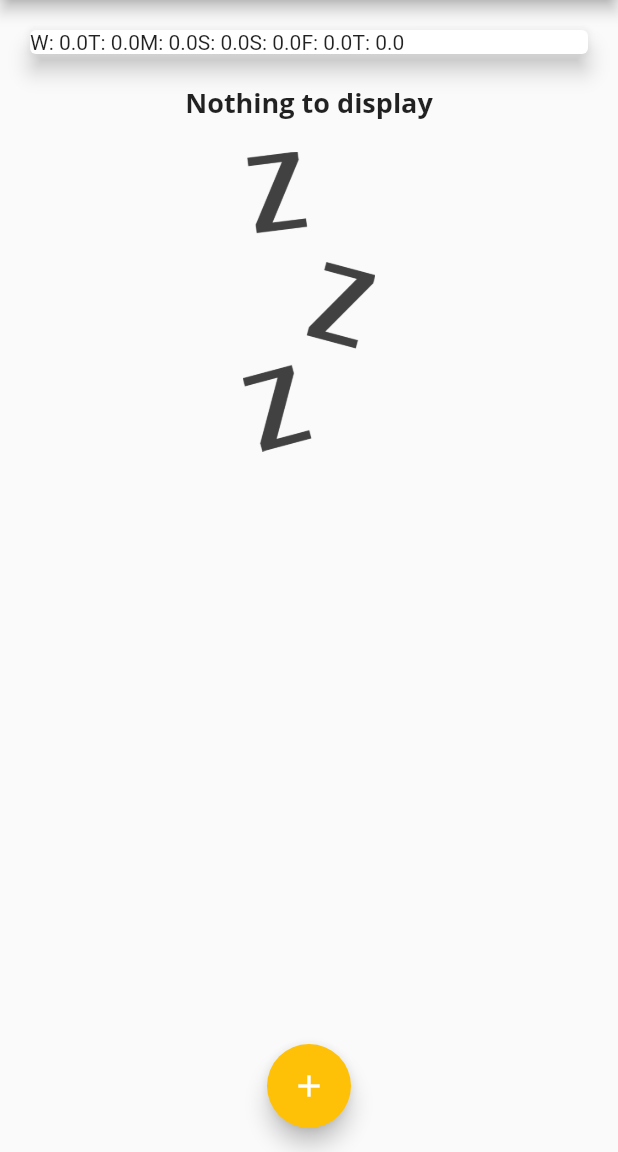
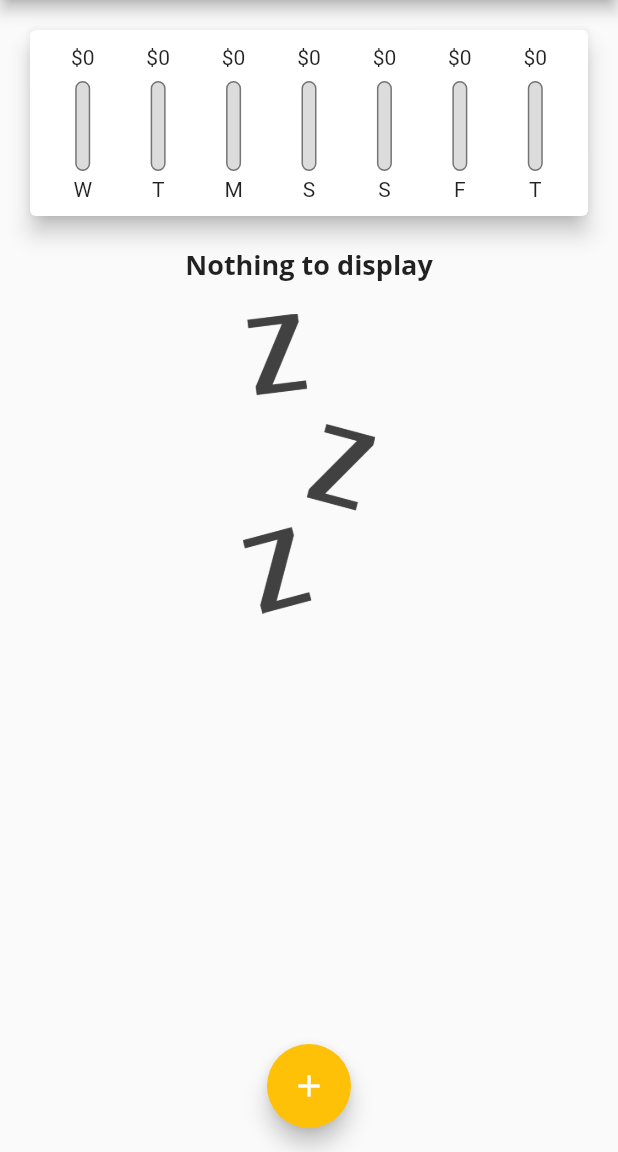
Before and after one commit to raman04-byte/chores, a Flutter app: the screen it shows after launch, on a phone screen of 412 x 824 dp, the part 84-1236 px from its top. Run offline on Flutter 3.47's test engine with Material 2 defaults, Android fonts, the light colour scheme and no system bars; Roboto replaces fonts that are missing (Open Sans).

Commit message:
Completed the chart bar

```diff
--- a/lib/main.dart
+++ b/lib/main.dart
@@ -78,7 +78,7 @@ class _MyHomePageState extends State<MyHomePage> {
     return _userTransaction.where((tx) {
       return tx.date.isAfter(
         DateTime.now().subtract(
-          Duration(days: 7),
+          const Duration(days: 7),
         ),
       );
     }).toList();
--- a/lib/widgets/chart.dart
+++ b/lib/widgets/chart.dart
@@ -2,25 +2,40 @@ import 'package:flutter/material.dart';
 import 'package:intl/intl.dart';
 
 import '../models/transaction.dart';
+import 'chart_bar.dart';
 
-class Chart extends StatelessWidget {
+class Chart extends StatefulWidget {
   List<Transation> recentTransations = [];
   Chart(this.recentTransations, {super.key});
 
+  @override
+  State<Chart> createState() => _ChartState();
+}
+
+class _ChartState extends State<Chart> {
   List<Map<String, Object>> get groupedTransactionValues {
     return List.generate(7, (index) {
       final weekday = DateTime.now().subtract(
         Duration(days: index),
       );
       double totalSum = 0.0;
-      for (var i = 0; i < recentTransations.length; i++) {
-        if (recentTransations[i].date.day == weekday.day &&
-            recentTransations[i].date.month == weekday.month &&
-            recentTransations[i].date.year == weekday.year) {
-          totalSum += recentTransations[i].amount;
+      for (var i = 0; i < widget.recentTransations.length; i++) {
+        if (widget.recentTransations[i].date.day == weekday.day &&
+            widget.recentTransations[i].date.month == weekday.month &&
+            widget.recentTransations[i].date.year == weekday.year) {
+          totalSum += widget.recentTransations[i].amount;
         }
       }
-      return {'day': DateFormat.E().format(weekday).substring(0,1), 'amount': totalSum};
+      return {
+        'day': DateFormat.E().format(weekday).substring(0, 1),
+        'amount': totalSum
+      };
+    });
+  }
+
+  double get totalSpending {
+    return groupedTransactionValues.fold(0.0, (sum, item) {
+      return sum + (item['amount'] as double);
     });
   }
 
@@ -28,11 +43,23 @@ class Chart extends StatelessWidget {
   Widget build(BuildContext context) {
     return Card(
       elevation: 6,
-      margin: EdgeInsets.all(20),
-      child: Row(
-        children: groupedTransactionValues.map((data) {
-          return Text('${data['day']}: ${data['amount']}');
-        }).toList(),
+      margin:const EdgeInsets.all(20),
+      child: Padding(
+        padding: const EdgeInsets.all(10),
+        child: Row(
+          mainAxisAlignment: MainAxisAlignment.spaceAround,
+          children: groupedTransactionValues.map((data) {
+            return Flexible(
+              fit: FlexFit.tight,
+              child: ChatBar(
+                  data['day'].toString(),
+                  (data['amount'] as double),
+                  totalSpending == 0.0
+                      ? 0.0
+                      : (data['amount'] as double) / totalSpending),
+            );
+          }).toList(),
+        ),
       ),
     );
   }
--- /dev/null
+++ b/lib/widgets/chart_bar.dart
@@ -0,0 +1,59 @@
+import 'package:flutter/material.dart';
+
+class ChatBar extends StatefulWidget {
+  final String label;
+  final double spendingAmount;
+  final double spendingPctOfTotal;
+  const ChatBar(this.label, this.spendingAmount, this.spendingPctOfTotal,
+      {super.key});
+
+  @override
+  State<ChatBar> createState() => _ChatBarState();
+}
+
+class _ChatBarState extends State<ChatBar> {
+  @override
+  Widget build(BuildContext context) {
+    return Column(
+      children: [
+        FittedBox(
+          child: Text('\$${widget.spendingAmount.toStringAsFixed(0)}'),
+        ),
+        const SizedBox(
+          height: 4,
+        ),
+        const SizedBox(
+          height: 4,
+        ),
+        Container(
+          height: 60,
+          width: 10,
+          child: Stack(
+            children: [
+              Container(
+                decoration: BoxDecoration(
+                  border: Border.all(color: Colors.grey.shade600, width: 1.0),
+                  color: const Color.fromRGBO(220, 220, 220, 1),
+                  borderRadius: BorderRadius.circular(10),
+                ),
+              ),
+              FractionallySizedBox(
+                heightFactor: widget.spendingPctOfTotal,
+                child: Container(
+                  decoration: BoxDecoration(
+                    color: Theme.of(context).primaryColor,
+                    borderRadius: BorderRadius.circular(10),
+                  ),
+                ),
+              )
+            ],
+          ),
+        ),
+        const SizedBox(
+          height: 4,
+        ),
+        Text(widget.label),
+      ],
+    );
+  }
+}
--- a/lib/widgets/new_tranaction.dart
+++ b/lib/widgets/new_tranaction.dart
@@ -3,7 +3,7 @@ import 'package:flutter/material.dart';
 class NewTransaction extends StatefulWidget {
   final Function addTx;
 
-  NewTransaction(this.addTx, {super.key});
+  const NewTransaction(this.addTx, {super.key});
 
   @override
   State<NewTransaction> createState() => _NewTransactionState();
--- a/lib/widgets/transaction_list.dart
+++ b/lib/widgets/transaction_list.dart
@@ -4,7 +4,7 @@ import 'package:intl/intl.dart';
 
 class TransactionList extends StatefulWidget {
   final List<Transation> transations;
-  TransactionList(this.transations);
+  const TransactionList(this.transations, {super.key});
 
   @override
   State<TransactionList> createState() => _TransactionListState();
```
